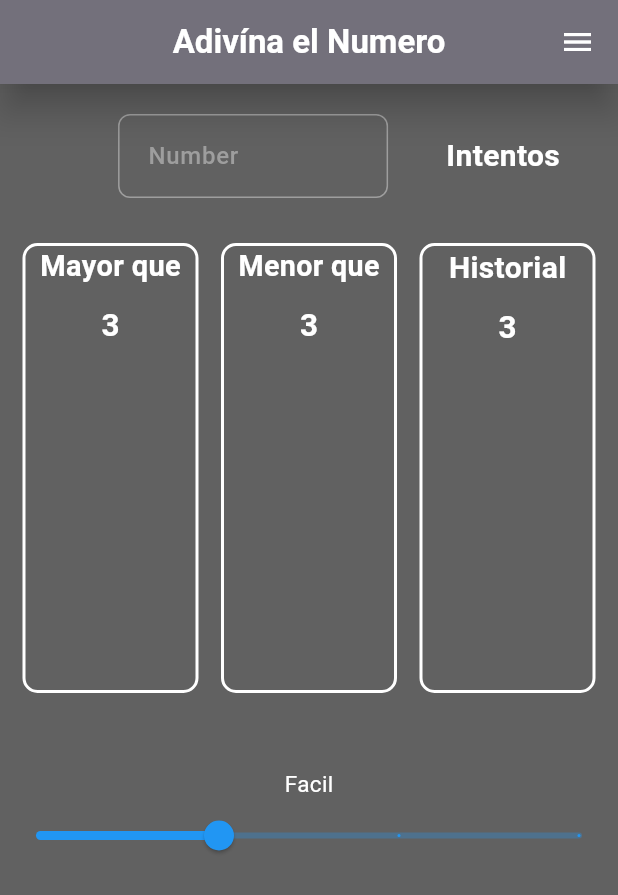
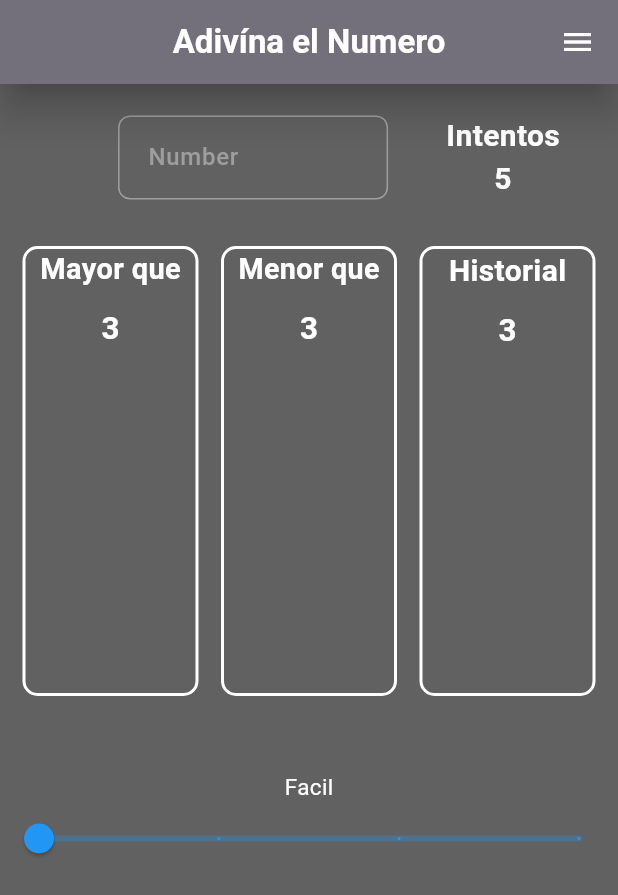
Before and after one commit to PACOdergod/AdivinaElNumero, a Flutter app: the screen it shows after launch, on a phone screen of 412 x 824 dp. Shown: the top 895 px of the screen. Run offline on Flutter 3.47's test engine with Material 3 defaults, Android fonts, the phone set to English and light mode, and no system bars; our stand-ins replace bloc, flutter_bloc.

Commit message:
el cubit está conectado a la página y la vuelve a construir al cambiar de estado

```diff
--- a/lib/cubit/difficult_state.dart
+++ b/lib/cubit/difficult_state.dart
@@ -40,7 +40,7 @@ final class DifficultStateAdvanced extends DifficultState {
   int get attempts => 15;
 }
 
-final class DifficultStateExtrem extends DifficultState {
+final class DifficultStateExtreme extends DifficultState {
   @override
   int get minimum => 1;
 
--- a/lib/main.dart
+++ b/lib/main.dart
@@ -1,6 +1,8 @@
 // ignore_for_file: prefer_const_constructors, prefer_const_literals_to_create_immutables
 
+import 'package:desafio/cubit/difficult_cubit.dart';
 import 'package:flutter/material.dart';
+import 'package:flutter_bloc/flutter_bloc.dart';
 
 void main() => runApp(const MyApp());
 
@@ -9,31 +11,18 @@ class MyApp extends StatelessWidget {
 
   @override
   Widget build(BuildContext context) {
-    return const MaterialApp(title: 'Material App', home: PrincipalPage());
+    return MaterialApp(
+      title: 'Desafio',
+      home: BlocProvider(
+        create: (context) => DifficultCubit(),
+        child: PrincipalPage(),
+      ),
+    );
   }
 }
 
-class PrincipalPage extends StatefulWidget {
+class PrincipalPage extends StatelessWidget {
   const PrincipalPage({super.key});
-
-  @override
-  State<PrincipalPage> createState() => _PrincipalPageState();
-}
-
-class _PrincipalPageState extends State<PrincipalPage> {
-  late TextEditingController controller;
-
-  @override
-  void initState() {
-    controller = TextEditingController();
-    super.initState();
-  }
-
-  @override
-  void dispose() {
-    controller.dispose();
-    super.dispose();
-  }
 
   @override
   Widget build(BuildContext context) {
@@ -53,7 +42,45 @@ class _PrincipalPageState extends State<PrincipalPage> {
         ],
       ),
       backgroundColor: Colors.grey.shade700,
-      body: Column(
+      body: BlocBuilder<DifficultCubit, DifficultState>(
+        builder: (context, state) {
+          return BodyPage(state: state);
+        },
+      ),
+    );
+  }
+}
+
+class BodyPage extends StatefulWidget {
+  const BodyPage({
+    super.key,
+    required this.state,
+  });
+
+  final DifficultState state;
+
+  @override
+  State<BodyPage> createState() => _BodyPageState();
+}
+
+class _BodyPageState extends State<BodyPage> {
+  late TextEditingController controller;
+
+  @override
+  void initState() {
+    controller = TextEditingController();
+    super.initState();
+  }
+
+  @override
+  void dispose() {
+    controller.dispose();
+    super.dispose();
+  }
+
+  @override
+  Widget build(BuildContext context) {
+    return Column(
       children: <Widget>[
         const SizedBox(height: 20),
         Row(
@@ -72,8 +99,7 @@ class _PrincipalPageState extends State<PrincipalPage> {
                   ),
                   focusedBorder: OutlineInputBorder(
                     borderRadius: BorderRadius.circular(8),
-                      borderSide:
-                          const BorderSide(color: Colors.blue, width: 2),
+                    borderSide: const BorderSide(color: Colors.blue, width: 2),
                   ),
                   labelText: 'Number',
                   labelStyle: const TextStyle(
@@ -84,12 +110,13 @@ class _PrincipalPageState extends State<PrincipalPage> {
                 ),
               ),
             ),
-              const Text(
-                'Intentos',
+            Text(
+              'Intentos\n${widget.state.attempts}',
               style: TextStyle(
                   fontSize: 20,
                   fontWeight: FontWeight.w600,
                   color: Colors.white),
+              textAlign: TextAlign.center,
             )
           ],
         ),
@@ -119,16 +146,32 @@ class _PrincipalPageState extends State<PrincipalPage> {
           style: TextStyle(color: Colors.white, fontSize: 15),
         ),
         Slider(
-            value: 1,
+          value: switch (widget.state) {
+            DifficultStateEasy() => 0,
+            DifficultStateMedium() => 1,
+            DifficultStateAdvanced() => 2,
+            DifficultStateExtreme() => 3,
+          },
           min: 0,
-            max: 5,
+          max: 3,
           divisions: 3,
           activeColor: Colors.blue,
           inactiveColor: Colors.blue.withOpacity(0.3),
-            onChanged: (value) {},
+          onChanged: (value) {
+            final cubit = context.read<DifficultCubit>();
+            switch (value) {
+              case 0:
+                cubit.selectEasy();
+              case 1:
+                cubit.selectMedium();
+              case 2:
+                cubit.selectAdvanced();
+              case 3:
+                cubit.selectExtreme();
+            }
+          },
         )
       ],
-      ),
     );
   }
 }
```
Also changed, not shown: lib/cubit/difficult_cubit.dart (+16 -0 lines). Lines whose indentation alone changed are shown as unchanged.
